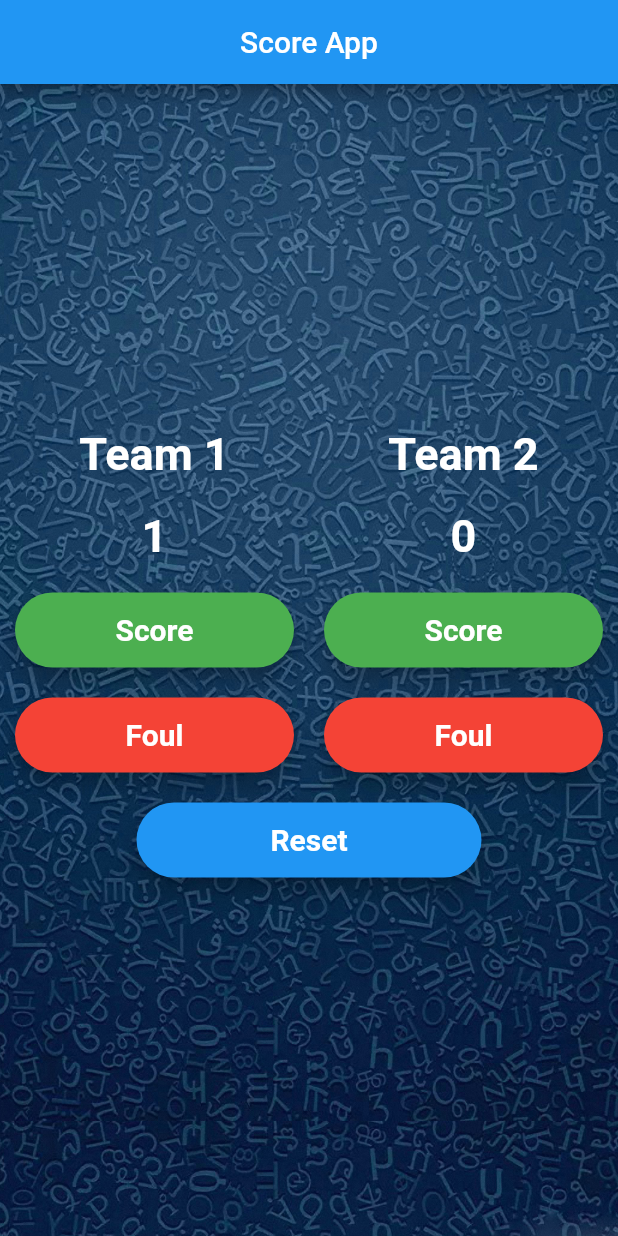
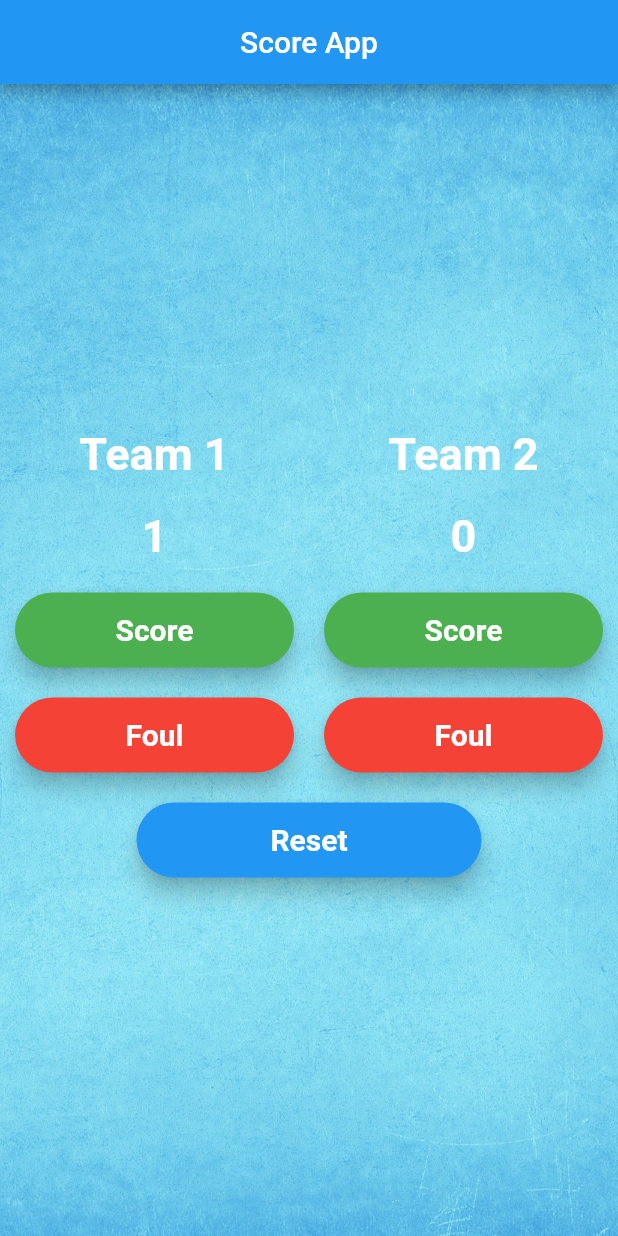
Before and after one commit to tijojose27/score_app_flutter, a Flutter app: the screen it shows after launch, after a tap on "Score", on a phone screen of 412 x 824 dp. Run offline on Flutter 3.47's test engine with Material 2 defaults, Android fonts, the phone set to English and light mode, and no system bars.

Commit message:
FULLY IMPLEMENTED APP

```diff
--- a/lib/main.dart
+++ b/lib/main.dart
@@ -2,9 +2,6 @@ import 'package:flutter/material.dart';
 
 int score1 = 0;
 int score2 = 0;
-
-var team1Widget = ScoreApp( "Team 1", 1);
-var team2Widget = ScoreApp("Team 2", 2);
 
 void main() {
   runApp(MaterialApp(
@@ -18,16 +15,7 @@ void main() {
         decoration: BoxDecoration(
             image: DecorationImage(
                 image: AssetImage("images/background.jpg"), fit: BoxFit.cover)),
-        child: Column(
-          mainAxisAlignment: MainAxisAlignment.center,
-          children: <Widget>[
-            Row(children: <Widget>[
-              Expanded(child: team1Widget),
-              Expanded(child: team2Widget),
-            ]),
-            ResetBtn()
-          ],
-        ),
+        child: ScoreApp()
       ),
     ),
   ));
@@ -38,13 +26,6 @@ void main() {
 ////////////////////////////////////////////////////////////////////////////////
 
 class ScoreApp extends StatefulWidget {
-  String teamtextView;
-  int team;
-
-  ScoreApp(this.teamtextView, this.team);
-
-  static _ScoreApp of(BuildContext context) =>
-      context.ancestorStateOfType(const TypeMatcher<_ScoreApp>());
 
   @override
   State<StatefulWidget> createState() {
@@ -55,18 +36,16 @@ class ScoreApp extends StatefulWidget {
 class _ScoreApp extends State<ScoreApp> {
 
 
+  Widget buildScoreView(int team) {
+    return Text("${getScore(team)}",
+        style: TextStyle(
+            fontSize: 30.0,
+            fontWeight: FontWeight.bold,
+            color: Colors.white));
+  }
 
-  @override
-  Widget build(BuildContext context) {
-    return Column(
-      mainAxisAlignment: MainAxisAlignment.center,
-      children: <Widget>[
-        TeamTextView(widget.teamtextView),
-        Padding(
-            padding: EdgeInsets.only(bottom: 10.0),
-            child: ScoreTextView(widget.team)
-        ),
-        Padding(
+  Widget buildScoreBtn(int team){
+    return Padding(
         padding: EdgeInsets.all(10.0),
         child: Container(
             width: 230.0,
@@ -74,7 +53,7 @@ class _ScoreApp extends State<ScoreApp> {
             child: RaisedButton(
               onPressed: () {
                 setState(() {
-                      increment(getScore(widget.team), widget.team);
+                  increment(getScore(team), team);
                 });
               },
               color: Colors.green,
@@ -89,8 +68,11 @@ class _ScoreApp extends State<ScoreApp> {
                     fontWeight: FontWeight.bold,
                     color: Colors.white),
               ),
-                ))),
-        Padding(
+            )));
+  }
+
+  Widget buildFoulBtn(int team){
+    return Padding(
         padding: EdgeInsets.all(10.0),
         child: Container(
             width: 230.0,
@@ -98,7 +80,7 @@ class _ScoreApp extends State<ScoreApp> {
             child: RaisedButton(
               onPressed: () {
                 setState(() {
-                     decrement(getScore(widget.team), widget.team);
+                  decrement(getScore(team), team);
                 });
               },
               color: Colors.red,
@@ -113,49 +95,10 @@ class _ScoreApp extends State<ScoreApp> {
                     fontWeight: FontWeight.bold,
                     color: Colors.white),
               ),
-                ))),
-      ],
-    );
-  }
+            )));
   }
 
-class ScoreTextView extends StatelessWidget{
-
-  int team;
-
-  ScoreTextView(this.team);
-
-  @override
-  Widget build(BuildContext context) {
-    return Text("${getScore(team)}",
-        style: TextStyle(
-            fontSize: 30.0,
-            fontWeight: FontWeight.bold,
-            color: Colors.white));
-  }
-}
-
-class TeamTextView extends StatelessWidget {
-  String teamName;
-
-  TeamTextView(this.teamName);
-
-  @override
-  Widget build(BuildContext context) {
-    return Padding(
-        padding: EdgeInsets.only(bottom: 20.0),
-        child: Text(
-          teamName,
-          style: TextStyle(
-              fontSize: 30.0, fontWeight: FontWeight.bold, color: Colors.white),
-        ));
-  }
-}
-
-class ResetBtn extends StatelessWidget {
-
-  @override
-  Widget build(BuildContext context) {
+  Widget buildResetBtn(){
     return Padding(
         padding: EdgeInsets.all(10.0),
         child: Container(
@@ -163,8 +106,10 @@ class ResetBtn extends StatelessWidget {
             height: 50.0,
             child: RaisedButton(
               onPressed: () {
-                score1 = 0;
-                score2 = 0;
+                setState(() {
+                  score1=0;
+                  score2=0;
+                });
               },
               color: Colors.blue,
               elevation: 6.0,
@@ -180,7 +125,56 @@ class ResetBtn extends StatelessWidget {
               ),
             )));
   }
+
+  Widget buildTeamName(String teamName){
+    return Padding(
+        padding: EdgeInsets.only(bottom: 20.0),
+        child: Text(
+          teamName,
+          style: TextStyle(
+              fontSize: 30.0, fontWeight: FontWeight.bold, color: Colors.white),
+        ));
   }
+
+  @override
+  Widget build(BuildContext context) {
+
+    return Column(
+      mainAxisAlignment: MainAxisAlignment.center,
+      children: <Widget>[
+        Row(children: <Widget>[
+          Expanded(child:
+          Column(
+            mainAxisAlignment: MainAxisAlignment.center,
+            children: <Widget>[
+              buildTeamName("Team 1"),
+              Padding(
+                padding: EdgeInsets.only(bottom: 10.0),
+                  child: buildScoreView(1)
+              ),
+              buildScoreBtn(1),
+              buildFoulBtn(1)
+            ],
+          )),
+          Expanded(child: Column(
+            mainAxisAlignment: MainAxisAlignment.center,
+            children: <Widget>[
+              buildTeamName("Team 2"),
+              Padding(
+                padding: EdgeInsets.only(bottom: 10.0),
+                child: buildScoreView(2),
+              ),
+              buildScoreBtn(2),
+              buildFoulBtn(2)
+            ],
+          ),)
+        ]),
+        buildResetBtn()
+      ],
+    );
+  }
+}
+
 
 ////////////////////////////////////////////////////////////////////////////////
 //WIDGETS END HERE
```
Also changed, not shown: images/background.jpg. Lines whose indentation alone changed are shown as unchanged.
